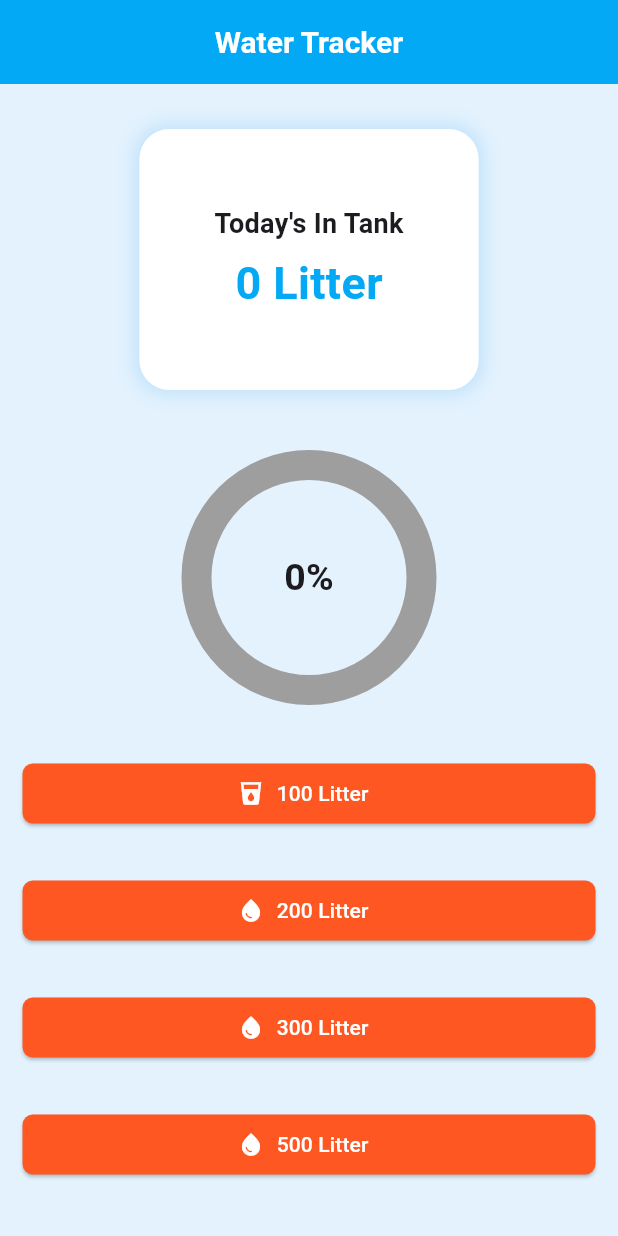
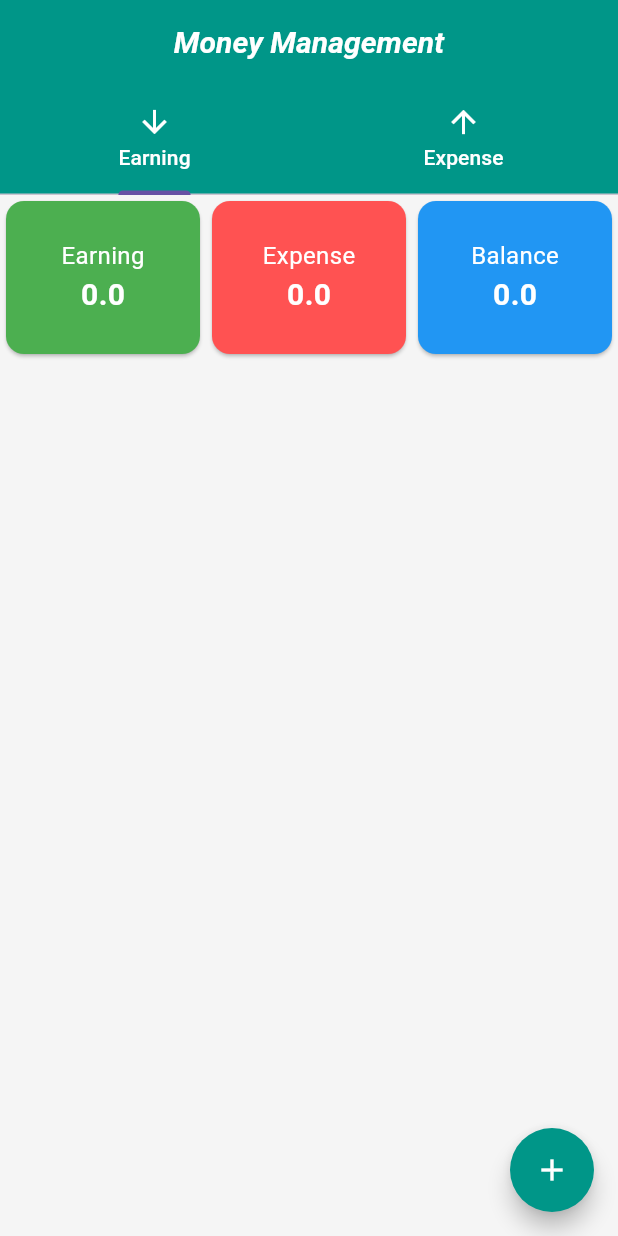
Before and after one commit to Shamsul-Abir/flutter_first_project, a Flutter app: the screen it shows after launch, on a phone screen of 412 x 824 dp. Run offline on Flutter 3.47's test engine with Material 3 defaults, Android fonts, the phone set to English and light mode, and no system bars.

Commit message:
money_management.dart

```diff
--- a/lib/Module_11/module_11_class_3/water_tracker.dart
+++ b/lib/Module_11/module_11_class_3/water_tracker.dart
@@ -18,12 +18,13 @@ class _WaterTrackerState extends State<WaterTracker> {
   final int goal = 3000;
   Timer ? _time;
 
+
   //to add timer count down every second
   @override
   void initState() {
     // TODO: implement initState
     super.initState();
-    _time = Timer.periodic(Duration(seconds: 1), (timer){
+    _time = Timer.periodic(Duration(seconds: 60), (timer){
 
       print(timer.tick); //to show time in the terminal
 
--- a/lib/app.dart
+++ b/lib/app.dart
@@ -7,6 +7,7 @@ import 'package:first_flutter_project/Module_9/module_9_class_1.dart';
 import 'package:first_flutter_project/Module_9/module_9_class_2.dart';
 import 'package:first_flutter_project/flutter_class3.dart';
 import 'package:first_flutter_project/home.dart';
+import 'package:first_flutter_project/module_12/money_management.dart';
 import 'package:flutter/material.dart';
 
 import 'Module_11/module_11_class_2/calculator.dart';
@@ -33,9 +34,9 @@ class MyApp extends StatelessWidget {
         primarySwatch: Colors.purple,
         scaffoldBackgroundColor: Colors.grey.shade100,
         appBarTheme: AppBarTheme(
-          color: Colors.lightBlue,
+          color: Colors.teal,
           titleTextStyle: TextStyle(
-            fontSize: 30
+            fontSize: 30,
           )
         ),
 
@@ -80,7 +81,7 @@ class MyApp extends StatelessWidget {
       //while working on materials - this process hot reload will not gonna work
       //totally to have to run manually
       // initialRoute: '/module_9_class_3',
-      initialRoute: '/water_tracker',
+      initialRoute: '/money_management',
       routes: {
         '/home': (context) => FlutterClass3(),
         '/module_9_class_1': (context) => Alert(),
@@ -91,6 +92,7 @@ class MyApp extends StatelessWidget {
         '/login_app': (context) => module8class1(),
         '/Calculator_App': (context) => CalculatorApp(),
         '/water_tracker': (context) => WaterTracker(),
+        '/money_management': (context) => MoneyManagement(),
       },
       //this will go to TravelHomeScreen page by using '/' this sign
 
--- /dev/null
+++ b/lib/module_12/money_management.dart
@@ -0,0 +1,272 @@
+//money management apps.
+
+import 'package:flutter/material.dart';
+
+class MoneyManagement extends StatefulWidget {
+  const MoneyManagement({super.key});
+
+  @override
+  State<MoneyManagement> createState() => _MoneyManagementState();
+}
+
+class _MoneyManagementState extends State<MoneyManagement> with SingleTickerProviderStateMixin{
+  late TabController _tabController;
+
+  List<Map<String, dynamic>> _expense = [];
+  List<Map<String, dynamic>> _earning = [];
+
+  //equation o total earning, expense & balance
+  double get totalExpense =>_expense.fold(0, (sum, item) => sum+item['amount']);
+  double get totalEarning =>_earning.fold(0, (sum, item) => sum+item['amount']);
+  double get balance => totalEarning - totalExpense;
+
+  void _addEntry(String title, double amount, DateTime date, bool isEarning){
+    setState(() {
+      if(isEarning){
+        _earning.add({'title': title,
+          'amount': amount,
+          'date': date,
+        });
+      }else{
+        _expense.add(
+            {'title': title,
+              'amount': amount,
+              'date': date,
+            }
+        );
+      }
+    });
+  }
+
+
+  @override
+  void initState() {
+    // TODO: implement initState
+    super.initState();
+    _tabController = TabController(length: 2, vsync: this);
+  }
+
+  void _showFABOptions(BuildContext context){
+    showModalBottomSheet(
+        context: context,
+        // Add the shape property here
+        shape: const RoundedRectangleBorder(
+          borderRadius: BorderRadius.only(
+            topLeft: Radius.circular(4.0),  // Set to 0.0 for a perfect sharp rectangle
+            topRight: Radius.circular(4.0), // Set to 0.0 for a perfect sharp rectangle
+          ),
+        ),
+        builder: (context){
+          return Padding(
+            padding: const EdgeInsets.all(20.0),
+            child: Row(
+              mainAxisAlignment: MainAxisAlignment.spaceEvenly,
+              children: [
+                ElevatedButton(
+                    style: ElevatedButton.styleFrom(
+                        backgroundColor: Colors.green
+                    ),
+                    onPressed: (){
+                      Navigator.pop(context);
+                      _showForm(isEarning: true);
+                    }, child: Text('Add Earning', style: TextStyle(color: Colors.white))),
+
+                ElevatedButton(
+                    style: ElevatedButton.styleFrom(
+                        backgroundColor: Colors.red
+                    ),
+                    onPressed: (){
+                      Navigator.pop(context);
+                      _showForm(isEarning: false);
+                    }, child: Text('Add Expense', style: TextStyle(color: Colors.white)))
+              ],
+            ),
+          );
+        }
+    );
+  }
+
+  void _showForm({required bool isEarning}){
+    //for the field of Title & Amount in the + button
+    TextEditingController titleController = TextEditingController();
+    TextEditingController amountController = TextEditingController();
+    DateTime entryDate = DateTime.now();
+
+    showModalBottomSheet(context: context, builder: (context){
+      return Padding(
+        padding: const EdgeInsets.all(14.0),
+        child: Column(
+          children: [
+            Text(
+              isEarning ? 'Add Earning' : 'Add Expense',
+              style: TextStyle(
+                fontSize: 25,
+                fontWeight: FontWeight.bold
+              ),
+            ),
+
+            SizedBox(height: 10,),
+
+            TextField(
+              controller: titleController,
+              decoration: InputDecoration(
+                labelText: 'Title',
+                border: OutlineInputBorder(),
+              ),
+            ),
+
+            SizedBox(height: 10,),
+
+            TextField(
+              controller: amountController,
+              keyboardType: TextInputType.number,
+              decoration: InputDecoration(
+                labelText: 'Amount',
+                border: OutlineInputBorder(),
+              ),
+            ),
+
+            SizedBox(height: 10,),
+
+            SizedBox(
+              width: double.infinity,
+              child: ElevatedButton(
+                  style: ElevatedButton.styleFrom(
+                    backgroundColor: isEarning ? Colors.green : Colors.red,
+                  ),
+                  onPressed: (){
+                    if(titleController.text.isNotEmpty && amountController.text.isNotEmpty){
+                      _addEntry(titleController.text , double.parse(amountController.text), DateTime.now(), isEarning);
+                      // instead of using entryTime, we replace it will DateTime.now()
+                      Navigator.pop(context);
+                    }
+                  }, child: Text(isEarning ? 'Add Earning' : 'Add Expense',
+              style:TextStyle(
+                fontSize: 16
+              ),)),
+            )
+
+          ],
+        ),
+      );
+    });
+  }
+
+  @override
+  Widget build(BuildContext context) {
+    return Scaffold(
+      appBar: AppBar(
+        title: Text('Money Management',
+          style: TextStyle(
+            fontSize: 20,
+            fontWeight: FontWeight.bold,
+            fontStyle: FontStyle.italic
+          ),),
+        bottom: TabBar(
+            controller: _tabController,
+          tabs: [
+          Tab(
+            icon: Icon(Icons.arrow_downward, color: Colors.white,),
+            child: Text("Earning",style: TextStyle(color: Colors.white)),
+          ),
+          Tab(
+            icon: Icon(Icons.arrow_upward,color: Colors.white,),
+            child: Text('Expense', style: TextStyle(color: Colors.white)),
+          ),
+
+        ]),
+        centerTitle: true,
+      ),
+      body: Column(
+        children: [
+          Row(
+            children: [
+              _buildSummaryCard(title: 'Earning', value: totalEarning, color: Colors.green),
+              _buildSummaryCard(title: 'Expense', value: totalExpense, color: Colors.redAccent),
+              _buildSummaryCard(title: 'Balance', value: balance, color: Colors.blue),
+            ],
+          ),
+
+          SizedBox(height: 5,),
+
+          Expanded(
+            child: TabBarView(
+              controller: _tabController,
+              children: [
+              _buildList(_earning, Colors.green, true),
+              _buildList(_expense, Colors.red, false)
+            ]),
+          )
+        ],
+      ),
+
+      //add a floating action button in the app
+      floatingActionButton: FloatingActionButton(
+        shape: CircleBorder(), //to change the shape into circle
+        onPressed: ()=>_showFABOptions(context),
+        child: Icon(Icons.add, color: Colors.white,),
+        //here I have added icon color & background color
+        backgroundColor: Colors.teal,
+      ),
+    );
+  }
+}
+
+//build a widget in a simple short way (such as function)
+Widget _buildSummaryCard({required String title, required double value, required Color color}){
+  return Expanded(
+    child: Card(
+      color: color,
+      child: Padding(
+         padding: const EdgeInsets.all(25.0),
+        child: Column(
+          children: [
+            Text(title,style:
+            TextStyle(
+                fontSize: 16,
+                color: Colors.white
+            ),
+            ),
+            Text(value.toString(),style:
+            TextStyle(
+                fontSize: 20,
+                fontWeight: FontWeight.bold,
+                color: Colors.white
+            ),
+            ),
+          ],
+        ),
+      ),
+    ),
+  );
+}
+
+Widget _buildList(List<Map<String, dynamic>>items, Color color, bool isEarning){
+  return ListView.builder(
+      itemCount: items.length,
+
+      itemBuilder: (context,index){
+        return Card(
+          child: ListTile(
+            leading: CircleAvatar(
+              backgroundColor: color.withOpacity(0.2),
+              child: Icon(isEarning ? Icons.arrow_downward : Icons.arrow_upward,color: color,),
+            ),
+            title: Text(items[index]['title'], style: TextStyle(
+              fontWeight: FontWeight.bold
+            ),),
+            subtitle: Text(items[index]['date'].toString()),
+            trailing: Text(
+              '৳ ${items[index]['amount']}',
+              style: TextStyle(
+                color: color,
+                fontSize: 16,
+                fontWeight: FontWeight.bold
+              ),
+            ),
+          ),
+        );
+      });
+}
+
+//1 hour 35 minutes
```
